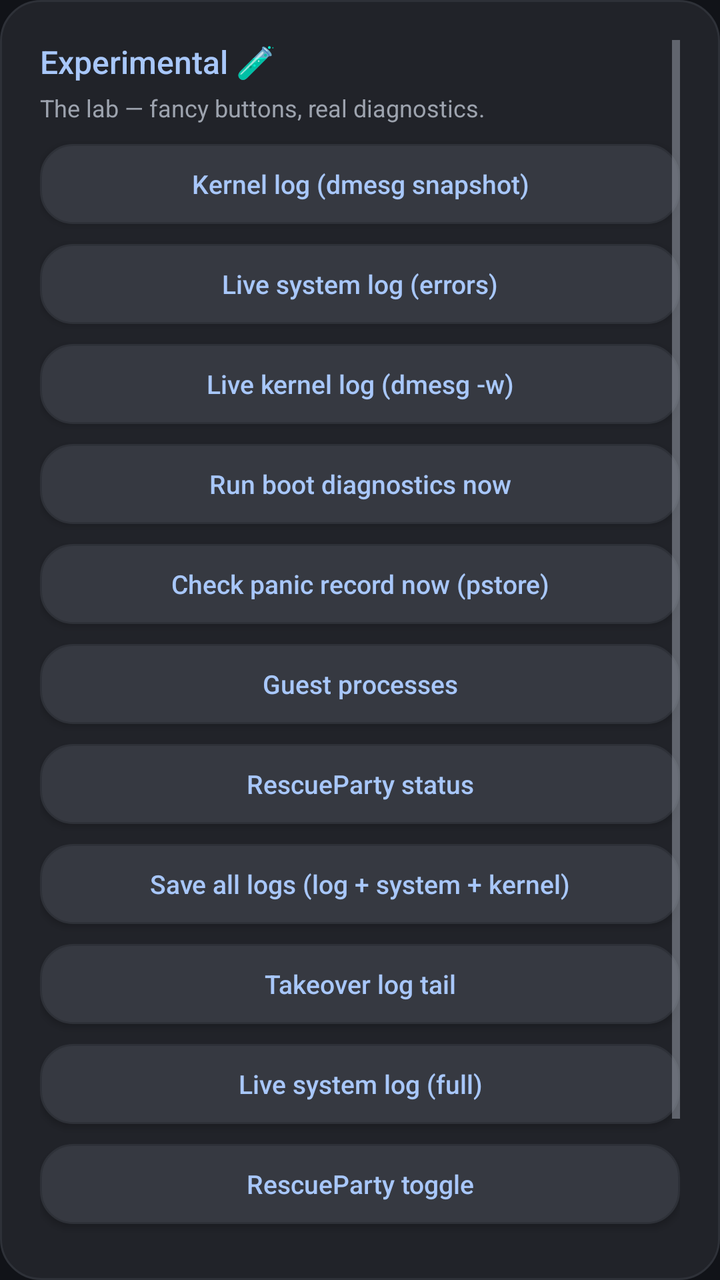
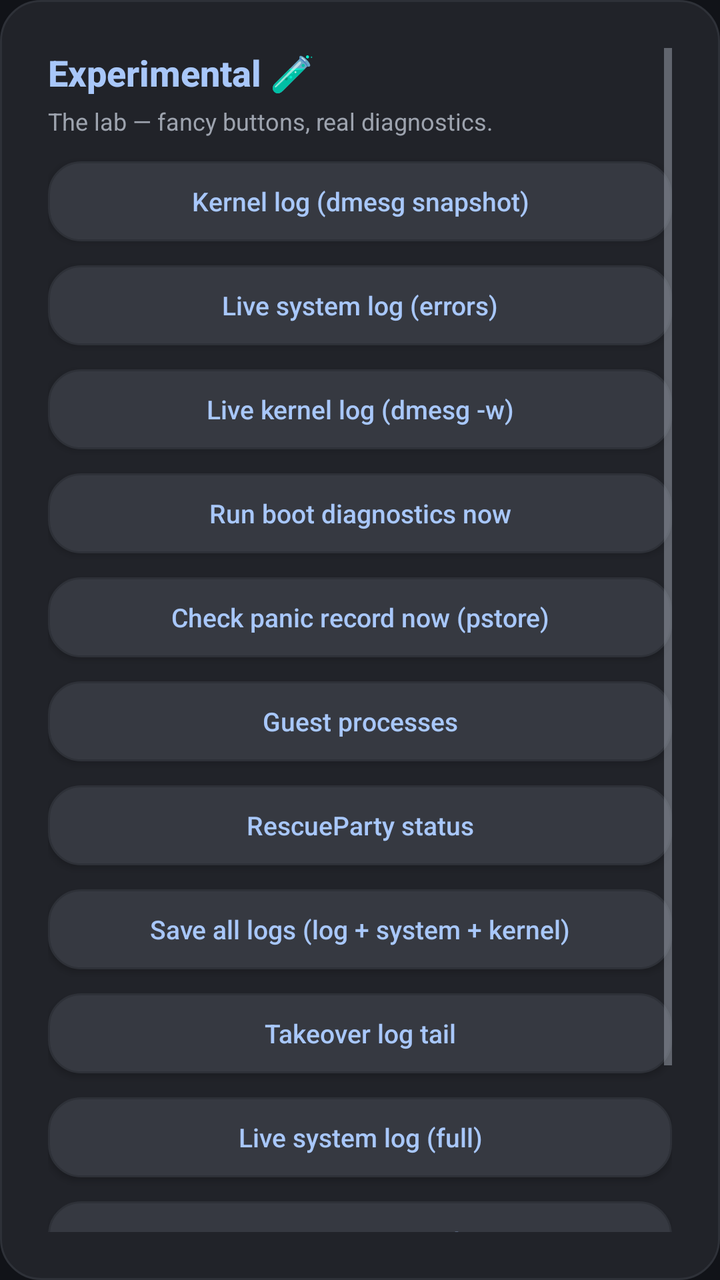

Two renders of the same Android screen: before a commit and after it. Below are the layout's source before the change and the commit's diff.
<!-- AndroidManifest.xml: application theme Theme.GsiLoader.Dark -->
<!-- res/layout/dialog_experimental.xml -->
<ScrollView xmlns:android="http://schemas.android.com/apk/res/android"
    android:layout_width="match_parent"
    android:layout_height="wrap_content"
    android:background="@drawable/card_skin"
    android:padding="20dp">

    <LinearLayout
        android:layout_width="match_parent"
        android:layout_height="wrap_content"
        android:orientation="vertical">

        <TextView
            android:layout_width="wrap_content"
            android:layout_height="wrap_content"
            android:text="Experimental 🧪"
            android:textColor="?attr/themePrimary"
            android:textSize="16sp"
            android:fontFamily="sans-serif-medium" />

        <TextView
            android:layout_width="wrap_content"
            android:layout_height="wrap_content"
            android:layout_marginTop="4dp"
            android:text="The lab — fancy buttons, real diagnostics."
            android:textColor="?attr/themeTextSecondary"
            android:textSize="12sp" />

        <Button
            android:id="@+id/exp_kernel_log"
            android:layout_width="match_parent"
            android:layout_height="40dp"
            android:layout_marginTop="10dp"
            android:background="@drawable/btn_skin_tonal"
            android:text="Kernel log (dmesg snapshot)"
            android:textAllCaps="false"
            android:textColor="?attr/themePrimary"
            android:textSize="13sp"
            android:fontFamily="sans-serif-medium" />

        <Button
            android:id="@+id/exp_live_logcat_errors"
            android:layout_width="match_parent"
            android:layout_height="40dp"
            android:layout_marginTop="10dp"
            android:background="@drawable/btn_skin_tonal"
            android:text="Live system log (errors)"
            android:textAllCaps="false"
            android:textColor="?attr/themePrimary"
            android:textSize="13sp"
            android:fontFamily="sans-serif-medium" />

        <Button
            android:id="@+id/exp_live_dmesg"
            android:layout_width="match_parent"
            android:layout_height="40dp"
            android:layout_marginTop="10dp"
            android:background="@drawable/btn_skin_tonal"
            android:text="Live kernel log (dmesg -w)"
            android:textAllCaps="false"
            android:textColor="?attr/themePrimary"
            android:textSize="13sp"
            android:fontFamily="sans-serif-medium" />

        <Button
            android:id="@+id/exp_diagnostics"
            android:layout_width="match_parent"
            android:layout_height="40dp"
            android:layout_marginTop="10dp"
            android:background="@drawable/btn_skin_tonal"
            android:text="Run boot diagnostics now"
            android:textAllCaps="false"
            android:textColor="?attr/themePrimary"
            android:textSize="13sp"
            android:fontFamily="sans-serif-medium" />

        <Button
            android:id="@+id/exp_pstore"
            android:layout_width="match_parent"
            android:layout_height="40dp"
            android:layout_marginTop="10dp"
            android:background="@drawable/btn_skin_tonal"
            android:text="Check panic record now (pstore)"
            android:textAllCaps="false"
            android:textColor="?attr/themePrimary"
            android:textSize="13sp"
            android:fontFamily="sans-serif-medium" />

        <Button
            android:id="@+id/exp_guest_processes"
            android:layout_width="match_parent"
            android:layout_height="40dp"
            android:layout_marginTop="10dp"
            android:background="@drawable/btn_skin_tonal"
            android:text="Guest processes"
            android:textAllCaps="false"
            android:textColor="?attr/themePrimary"
            android:textSize="13sp"
            android:fontFamily="sans-serif-medium" />

        <Button
            android:id="@+id/exp_rescue_status"
            android:layout_width="match_parent"
            android:layout_height="40dp"
            android:layout_marginTop="10dp"
            android:background="@drawable/btn_skin_tonal"
            android:text="RescueParty status"
            android:textAllCaps="false"
            android:textColor="?attr/themePrimary"
            android:textSize="13sp"
            android:fontFamily="sans-serif-medium" />

        <Button
            android:id="@+id/exp_save_all"
            android:layout_width="match_parent"
            android:layout_height="40dp"
            android:layout_marginTop="10dp"
            android:background="@drawable/btn_skin_tonal"
            android:text="Save all logs (log + system + kernel)"
            android:textAllCaps="false"
            android:textColor="?attr/themePrimary"
            android:textSize="13sp"
            android:fontFamily="sans-serif-medium" />

        <Button
            android:id="@+id/exp_takeover_tail"
            android:layout_width="match_parent"
            android:layout_height="40dp"
            android:layout_marginTop="10dp"
            android:background="@drawable/btn_skin_tonal"
            android:text="Takeover log tail"
            android:textAllCaps="false"
            android:textColor="?attr/themePrimary"
            android:textSize="13sp"
            android:fontFamily="sans-serif-medium" />

        <Button
            android:id="@+id/exp_live_logcat_full"
            android:layout_width="match_parent"
            android:layout_height="40dp"
            android:layout_marginTop="10dp"
            android:background="@drawable/btn_skin_tonal"
            android:text="Live system log (full)"
            android:textAllCaps="false"
            android:textColor="?attr/themePrimary"
            android:textSize="13sp"
            android:fontFamily="sans-serif-medium" />

        <Button
            android:id="@+id/exp_rescue_toggle"
            android:layout_width="match_parent"
            android:layout_height="40dp"
            android:layout_marginTop="10dp"
            android:background="@drawable/btn_skin_tonal"
            android:text="RescueParty toggle"
            android:textAllCaps="false"
            android:textColor="?attr/themePrimary"
            android:textSize="13sp"
            android:fontFamily="sans-serif-medium" />

        <Button
            android:id="@+id/exp_device_info"
            android:layout_width="match_parent"
            android:layout_height="40dp"
            android:layout_marginTop="10dp"
            android:background="@drawable/btn_skin_tonal"
            android:text="Device info dump"
            android:textAllCaps="false"
            android:textColor="?attr/themePrimary"
            android:textSize="13sp"
            android:fontFamily="sans-serif-medium" />

        <Button
            android:id="@+id/exp_close"
            android:layout_width="match_parent"
            android:layout_height="40dp"
            android:layout_marginTop="10dp"
            android:background="@drawable/btn_skin_tonal"
            android:text="Close"
            android:textAllCaps="false"
            android:textColor="?attr/themePrimary"
            android:textSize="13sp"
            android:fontFamily="sans-serif-medium" />

    </LinearLayout>
</ScrollView>
<!-- resources referenced by this layout -->
<resources>
  <!-- drawable btn_skin_tonal (drawable) -->
  <?xml version="1.0" encoding="utf-8"?>
  <ripple xmlns:android="http://schemas.android.com/apk/res/android"
      android:color="#20FFFFFF">
      <item>
          <shape android:shape="rectangle">
              <solid android:color="?attr/themeSurfaceHighest" />
              <stroke android:width="1dp" android:color="?attr/themeOutlineVariant" />
              <corners android:radius="16dp" />
          </shape>
      </item>
  </ripple>
  <!-- drawable card_skin (drawable) -->
  <?xml version="1.0" encoding="utf-8"?>
  <shape xmlns:android="http://schemas.android.com/apk/res/android"
      android:shape="rectangle">
      <solid android:color="?attr/themeSurface" />
      <stroke android:width="1dp" android:color="?attr/themeOutlineVariant" />
      <corners android:radius="20dp" />
  </shape>
  <style name="Theme.GsiLoader.Dark" parent="@android:style/Theme.DeviceDefault.NoActionBar">
          <item name="android:windowBackground">?attr/themeBackground</item>
          <item name="android:statusBarColor">?attr/themeBackground</item>
          <item name="android:navigationBarColor">?attr/themeBackground</item>
          <item name="android:windowLightStatusBar">false</item>
          <item name="android:windowLightNavigationBar">false</item>
          <item name="android:textColorPrimary">?attr/themeTextPrimary</item>
          <item name="android:textColorSecondary">?attr/themeTextSecondary</item>
          <item name="android:colorAccent">?attr/themePrimary</item>
          <item name="themeBackground">#111318</item>
          <item name="themeSurface">#212329</item>
          <item name="themeSurfaceHigh">#2B2E35</item>
          <item name="themeSurfaceLow">#1D1F24</item>
          <item name="themeSurfaceHighest">#363941</item>
          <item name="themePrimary">#A8C7FA</item>
          <item name="themeOnPrimary">#062E6F</item>
          <item name="themeTextPrimary">#E2E2E6</item>
          <item name="themeTextSecondary">#9DA3AE</item>
          <item name="themeTextTertiary">#73777F</item>
          <item name="themeOutlineVariant">#2E3138</item>
          <item name="themeErrorContainer">#411215</item>
          <item name="themeError">#FFB4AB</item>
          <item name="themeLogBg">#141519</item>
          <item name="themeLogText">#C4C7C5</item>
      </style>
</resources>

<!-- the commit's change to res/layout/dialog_experimental.xml (unified diff, before → after) -->
@@ -2,7 +2,7 @@
     android:layout_width="match_parent"
     android:layout_height="wrap_content"
     android:background="@drawable/card_skin"
-    android:padding="20dp">
+    android:padding="24dp">
 
     <LinearLayout
         android:layout_width="match_parent"
@@ -14,8 +14,9 @@
             android:layout_height="wrap_content"
             android:text="Experimental 🧪"
             android:textColor="?attr/themePrimary"
-            android:textSize="16sp"
-            android:fontFamily="sans-serif-medium" />
+            android:textSize="18sp"
+            android:fontFamily="sans-serif-medium"
+            android:textStyle="bold" />
 
         <TextView
             android:layout_width="wrap_content"
@@ -29,7 +30,7 @@
             android:id="@+id/exp_kernel_log"
             android:layout_width="match_parent"
             android:layout_height="40dp"
-            android:layout_marginTop="10dp"
+            android:layout_marginTop="12dp"
             android:background="@drawable/btn_skin_tonal"
             android:text="Kernel log (dmesg snapshot)"
             android:textAllCaps="false"
@@ -41,7 +42,7 @@
             android:id="@+id/exp_live_logcat_errors"
             android:layout_width="match_parent"
             android:layout_height="40dp"
-            android:layout_marginTop="10dp"
+            android:layout_marginTop="12dp"
             android:background="@drawable/btn_skin_tonal"
             android:text="Live system log (errors)"
             android:textAllCaps="false"
@@ -53,7 +54,7 @@
             android:id="@+id/exp_live_dmesg"
             android:layout_width="match_parent"
             android:layout_height="40dp"
-            android:layout_marginTop="10dp"
+            android:layout_marginTop="12dp"
             android:background="@drawable/btn_skin_tonal"
             android:text="Live kernel log (dmesg -w)"
             android:textAllCaps="false"
@@ -65,7 +66,7 @@
             android:id="@+id/exp_diagnostics"
             android:layout_width="match_parent"
             android:layout_height="40dp"
-            android:layout_marginTop="10dp"
+            android:layout_marginTop="12dp"
             android:background="@drawable/btn_skin_tonal"
             android:text="Run boot diagnostics now"
             android:textAllCaps="false"
@@ -77,7 +78,7 @@
             android:id="@+id/exp_pstore"
             android:layout_width="match_parent"
             android:layout_height="40dp"
-            android:layout_marginTop="10dp"
+            android:layout_marginTop="12dp"
             android:background="@drawable/btn_skin_tonal"
             android:text="Check panic record now (pstore)"
             android:textAllCaps="false"
@@ -89,7 +90,7 @@
             android:id="@+id/exp_guest_processes"
             android:layout_width="match_parent"
             android:layout_height="40dp"
-            android:layout_marginTop="10dp"
+            android:layout_marginTop="12dp"
             android:background="@drawable/btn_skin_tonal"
             android:text="Guest processes"
             android:textAllCaps="false"
@@ -101,7 +102,7 @@
             android:id="@+id/exp_rescue_status"
             android:layout_width="match_parent"
             android:layout_height="40dp"
-            android:layout_marginTop="10dp"
+            android:layout_marginTop="12dp"
             android:background="@drawable/btn_skin_tonal"
             android:text="RescueParty status"
             android:textAllCaps="false"
@@ -113,7 +114,7 @@
             android:id="@+id/exp_save_all"
             android:layout_width="match_parent"
             android:layout_height="40dp"
-            android:layout_marginTop="10dp"
+            android:layout_marginTop="12dp"
             android:background="@drawable/btn_skin_tonal"
             android:text="Save all logs (log + system + kernel)"
             android:textAllCaps="false"
@@ -125,7 +126,7 @@
             android:id="@+id/exp_takeover_tail"
             android:layout_width="match_parent"
             android:layout_height="40dp"
-            android:layout_marginTop="10dp"
+            android:layout_marginTop="12dp"
             android:background="@drawable/btn_skin_tonal"
             android:text="Takeover log tail"
             android:textAllCaps="false"
@@ -137,7 +138,7 @@
             android:id="@+id/exp_live_logcat_full"
             android:layout_width="match_parent"
             android:layout_height="40dp"
-            android:layout_marginTop="10dp"
+            android:layout_marginTop="12dp"
             android:background="@drawable/btn_skin_tonal"
             android:text="Live system log (full)"
             android:textAllCaps="false"
@@ -149,7 +150,7 @@
             android:id="@+id/exp_rescue_toggle"
             android:layout_width="match_parent"
             android:layout_height="40dp"
-            android:layout_marginTop="10dp"
+            android:layout_marginTop="12dp"
             android:background="@drawable/btn_skin_tonal"
             android:text="RescueParty toggle"
             android:textAllCaps="false"
@@ -161,7 +162,7 @@
             android:id="@+id/exp_device_info"
             android:layout_width="match_parent"
             android:layout_height="40dp"
-            android:layout_marginTop="10dp"
+            android:layout_marginTop="12dp"
             android:background="@drawable/btn_skin_tonal"
             android:text="Device info dump"
             android:textAllCaps="false"
@@ -173,7 +174,7 @@
             android:id="@+id/exp_close"
             android:layout_width="match_parent"
             android:layout_height="40dp"
-            android:layout_marginTop="10dp"
+            android:layout_marginTop="12dp"
             android:background="@drawable/btn_skin_tonal"
             android:text="Close"
             android:textAllCaps="false"
